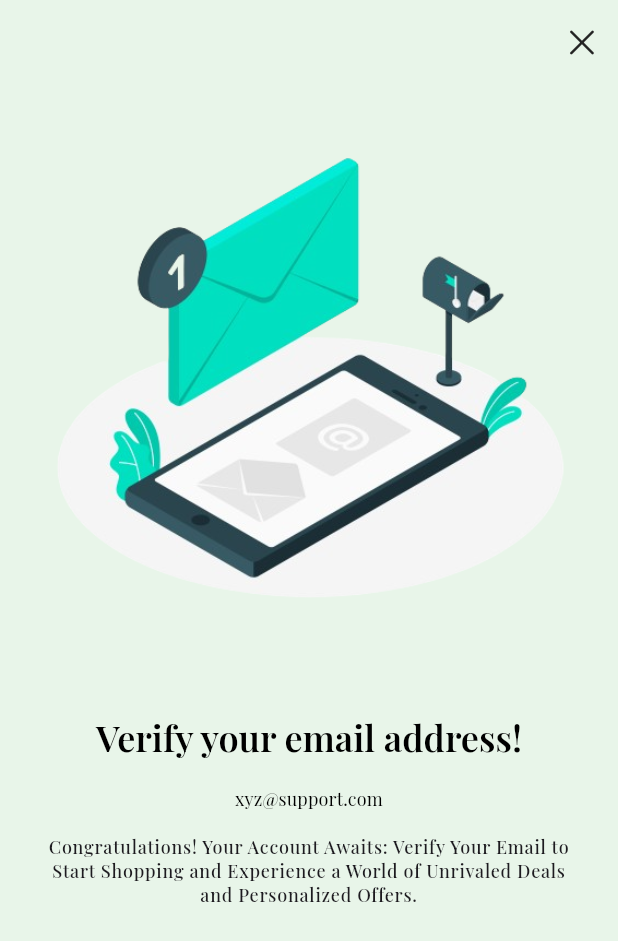
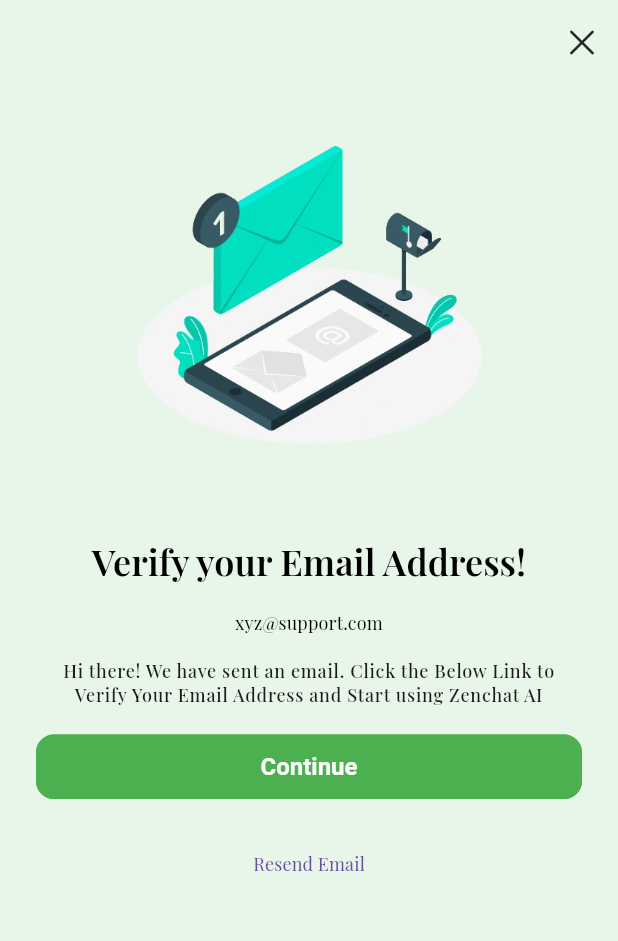
Before and after one commit to mohammad-quanit/zenchatAI, a Flutter app: the VerifyEmailScreen screen opened directly, on a phone screen of 412 x 824 dp. Shown: the top 941 px of the screen. Run offline on Flutter 3.47's test engine with Material 3 defaults, Android fonts, the phone set to English and light mode, and no system bars; our stand-ins replace flutter_dotenv, get, google_sign_in, iconsax, logger, smooth_page_indicator and 1 more; accounts and stored records are empty; network calls fail; project files that could hold a hidden picture were left out.

Commit message:
add: verify email success screen and update auth controller to GetX state from local state

```diff
--- a/lib/common/styles/spacing_styles.dart
+++ b/lib/common/styles/spacing_styles.dart
@@ -3,7 +3,7 @@ import 'package:zenchatai/utils/constants/sizes.dart';
 
 class ZSpacingStyle {
   static const EdgeInsetsGeometry paddingWithAppBarHeight = EdgeInsets.only(
-    top: ZSizes.appBarHeight / 2,
+    top: ZSizes.appBarHeight,
     left: ZSizes.defaultSpace,
     bottom: ZSizes.defaultSpace,
     right: ZSizes.defaultSpace,
--- a/lib/common/widgets/social_buttons.dart
+++ b/lib/common/widgets/social_buttons.dart
@@ -1,4 +1,6 @@
 import 'package:flutter/material.dart';
+import 'package:flutter_dotenv/flutter_dotenv.dart';
+
 import 'package:zenchatai/main.dart';
 import 'package:zenchatai/utils/constants/colors.dart';
 import 'package:zenchatai/utils/constants/image_strings.dart';
@@ -38,7 +40,7 @@ Future<AuthResponse> _googleSignIn() async {
   /// update the Web client ID with your own.
   ///
   /// Web Client ID that you registered with Google Cloud.
-  const webClientId = '175180413005-2p4gav4sbjpftotvv6pgkp8i50o849ur.apps.googleusercontent.com';
+  final webClientId = dotenv.env['WEB_CLIENT_ID'];
 
   /// update the iOS client ID with your own.
   ///
--- a/lib/features/authentication/screens/EmailVerification/verify_email.dart
+++ b/lib/features/authentication/screens/EmailVerification/verify_email.dart
@@ -1,6 +1,7 @@
 import 'package:flutter/cupertino.dart';
 import 'package:flutter/material.dart';
 import 'package:get/get.dart';
+import 'package:zenchatai/common/widgets/sucess_screen.dart';
 import 'package:zenchatai/features/authentication/screens/Login/login.dart';
 import 'package:zenchatai/utils/constants/image_strings.dart';
 import 'package:zenchatai/utils/constants/sizes.dart';
@@ -29,7 +30,7 @@ class VerifyEmailScreen extends StatelessWidget {
               /// Image
               Image(
                 image: const AssetImage(ZImages.verifyEmail),
-                width: ZHelperFunctions.screenWidth(),
+                width: ZHelperFunctions.screenWidth() * 0.6,
               ),
               const SizedBox(
                 height: ZSizes.spaceBtwSections,
@@ -44,6 +45,7 @@ class VerifyEmailScreen extends StatelessWidget {
               const SizedBox(
                 height: ZSizes.spaceBtwItems,
               ),
+
               Text(
                 "xyz@support.com",
                 style: Theme.of(context).textTheme.labelLarge,
@@ -52,13 +54,37 @@ class VerifyEmailScreen extends StatelessWidget {
               const SizedBox(
                 height: ZSizes.spaceBtwItems,
               ),
+
               Text(
                 ZTexts.confirmEmailSubTitle,
                 style: Theme.of(context).textTheme.labelMedium,
                 textAlign: TextAlign.center,
               ),
+              const SizedBox(
+                height: ZSizes.spaceBtwItems,
+              ),
 
               /// Button
+              SizedBox(
+                width: double.infinity,
+                child: ElevatedButton(
+                    onPressed: () => Get.to(() => Success(
+                          image: ZImages.staticSuccessIllustration,
+                          title: ZTexts.yourAccountCreatedTitle,
+                          subTitle: ZTexts.yourAccountCreatedSubTitle,
+                          onPressed: () => Get.to(() => const LoginScreen()),
+                        )),
+                    child: const Text(ZTexts.tContinue)),
+              ),
+              const SizedBox(
+                height: ZSizes.spaceBtwItems,
+              ),
+
+              SizedBox(
+                width: double.infinity,
+                child: TextButton(
+                    onPressed: () {}, child: const Text(ZTexts.resendEmail)),
+              )
             ],
           ),
         ),
--- a/lib/utils/constants/text_strings.dart
+++ b/lib/utils/constants/text_strings.dart
@@ -54,9 +54,9 @@ class ZTexts {
   static const String changeYourPasswordTitle = "Password Reset Email Sent";
   static const String changeYourPasswordSubTitle =
       "Your Account Security is Our Priority! We've Sent You a Secure Link to Safely Change Your Password and Keep Your Account Protected.";
-  static const String confirmEmail = "Verify your email address!";
+  static const String confirmEmail = "Verify your Email Address!";
   static const String confirmEmailSubTitle =
-      "Congratulations! Your Account Awaits: Verify Your Email to Start Shopping and Experience a World of Unrivaled Deals and Personalized Offers.";
+      "Hi there! We have sent an email. Click the Below Link to Verify Your Email Address and Start using Zenchat AI";
   static const String emailNotReceivedMessage =
       "Didn’t get the email? Check your junk/spam or resend it.";
   static const String yourAccountCreatedTitle =
--- a/pubspec.yaml
+++ b/pubspec.yaml
@@ -49,6 +49,7 @@ dependencies:
   iconsax: ^0.0.8
   supabase_flutter: ^2.2.0
   google_sign_in: ^6.2.1
+  flutter_dotenv: ^5.1.0
 
 dev_dependencies:
   flutter_test:
@@ -80,9 +81,10 @@ flutter:
     # - assets/images/reviews/
     # - assets/images/products/
     # - assets/icons/categories/
-    # - assets/images/animations/
+    - assets/images/animations/
     # - assets/icons/payment_methods/
     - assets/images/on_boarding_images/
+    - .env # path to your .env
 
   # An image asset can refer to one or more resolution-specific "variants", see
   # https://flutter.dev/assets-and-images/#resolution-aware
```
Also changed, not shown: lib/common/widgets/sucess_screen.dart (added, +66 -0 lines), lib/features/authentication/controllers/auth_controller.dart (added, +24 -0 lines), lib/features/authentication/screens/Login/login.dart (+5 -59 lines), lib/main.dart (+5 -4 lines), pubspec.lock, 1 other file.
